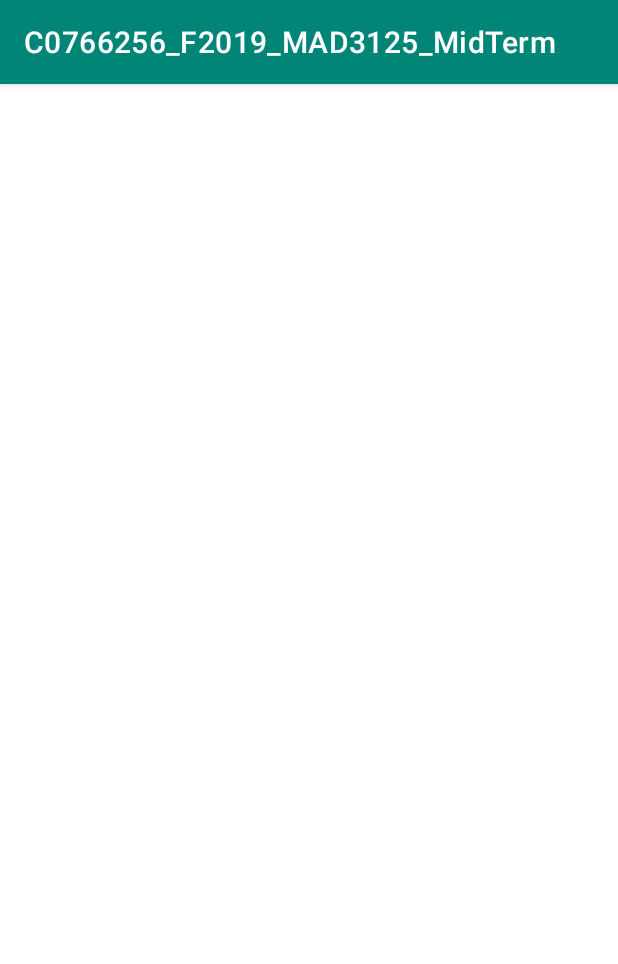
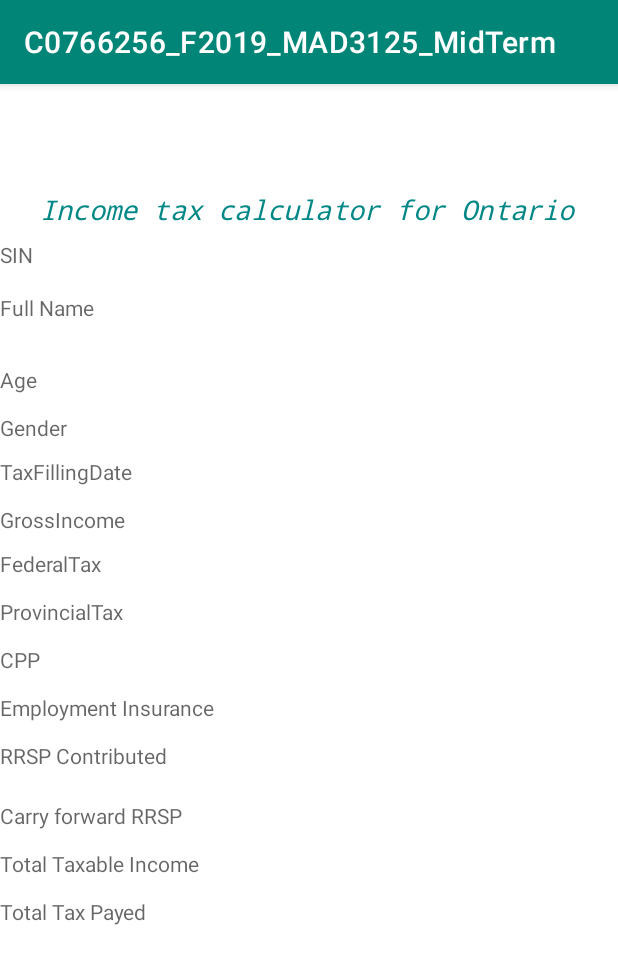
Before and after one commit to RajdeepK-03/C0766256_F2019_MAD3125_MidTerm1, an Android app: the TaxDetailsActivity screen opened directly, with no data from a screen before it, on a phone screen of 412 x 824 dp. Shown: the top 964 px of the screen. Run offline under Robolectric (Android 15) with nearby library versions, the phone set to English and light mode, and no system bars.

Commit message:
second screen design changes

```diff
--- a/app/src/main/res/layout/activity_tax_details.xml
+++ b/app/src/main/res/layout/activity_tax_details.xml
@@ -11,14 +11,135 @@
         android:layout_height="600dp"
         app:layout_constraintBottom_toBottomOf="parent"
         app:layout_constraintEnd_toEndOf="parent"
+        app:layout_constraintHorizontal_bias="0.0"
         app:layout_constraintStart_toStartOf="parent"
-        app:layout_constraintTop_toTopOf="parent">
+        app:layout_constraintTop_toTopOf="parent"
+        app:layout_constraintVertical_bias="0.282">
 
         <LinearLayout
             android:layout_width="match_parent"
             android:layout_height="wrap_content"
             android:orientation="vertical">
 
+            <TextView
+                android:id="@+id/editText"
+                android:layout_width="match_parent"
+                android:layout_height="wrap_content"
+                android:layout_marginStart="8dp"
+                android:layout_marginTop="24dp"
+                android:layout_marginEnd="8dp"
+                android:ems="10"
+                android:fontFamily="monospace"
+                android:inputType="textPersonName"
+                android:text="Income tax calculator for Ontario"
+                android:textAlignment="center"
+                android:textColor="@color/design_default_color_secondary_variant"
+                android:textSize="18sp"
+                android:textStyle="italic"
+                app:layout_constraintEnd_toEndOf="parent"
+                app:layout_constraintStart_toStartOf="parent"
+                app:layout_constraintTop_toTopOf="parent" />
+
+            <TextView
+                android:id="@+id/edSinNumber1"
+                android:layout_width="match_parent"
+                android:layout_height="wrap_content"
+                android:layout_marginTop="8dp"
+                android:layout_marginBottom="8dp"
+                android:hint="SIN" />
+
+            <TextView
+                android:id="@+id/txtFullName"
+                android:layout_width="match_parent"
+                android:layout_height="40dp"
+                android:layout_marginTop="8dp"
+                android:hint="Full Name" />
+
+            <TextView
+                android:id="@+id/txtAgeCal"
+                android:layout_width="match_parent"
+                android:layout_height="32dp"
+                android:layout_marginTop="8dp"
+                android:hint="Age" />
+
+            <TextView
+                android:id="@+id/RadioGender"
+                android:layout_width="match_parent"
+                android:layout_height="29dp"
+                android:hint="Gender" />
+
+            <TextView
+                android:id="@+id/txtFillingDate"
+                android:layout_width="match_parent"
+                android:layout_height="32dp"
+                android:hint="TaxFillingDate"
+                android:inputType="date" />
+
+            <TextView
+                android:id="@+id/edGrossIncomeCal"
+                android:layout_width="match_parent"
+                android:layout_height="29dp"
+                android:hint="GrossIncome"
+                android:inputType="numberDecimal" />
+
+            <TextView
+                android:id="@+id/txtFederalTaxCal"
+                android:layout_width="match_parent"
+                android:layout_height="32dp"
+                android:hint="FederalTax"
+                android:inputType="numberDecimal" />
+
+            <TextView
+                android:id="@+id/txtProvincialTaxCal"
+                android:layout_width="match_parent"
+                android:layout_height="32dp"
+                android:hint="ProvincialTax"
+                android:inputType="numberDecimal" />
+
+            <TextView
+                android:id="@+id/txtCPPCal"
+                android:layout_width="match_parent"
+                android:layout_height="32dp"
+                android:hint="CPP"
+                android:inputType="numberDecimal" />
+
+            <TextView
+                android:id="@+id/txtCalEI"
+                android:layout_width="match_parent"
+                android:layout_height="32dp"
+                android:hint="Employment Insurance"
+                android:inputType="numberDecimal" />
+
+
+            <TextView
+                android:id="@+id/txtRRSPCal"
+                android:layout_width="match_parent"
+                android:layout_height="40dp"
+                android:hint="RRSP Contributed"
+                android:inputType="numberDecimal" />
+
+            <TextView
+                android:id="@+id/txtCalCF-RRSP"
+                android:layout_width="match_parent"
+                android:layout_height="32dp"
+                android:hint="Carry forward RRSP"
+                android:inputType="numberDecimal" />
+
+            <TextView
+                android:id="@+id/txtTotalTaxableIncome"
+                android:layout_width="match_parent"
+                android:layout_height="32dp"
+                android:hint="Total Taxable Income"
+                android:inputType="numberDecimal" />
+
+
+            <TextView
+                android:id="@+id/txtTotalTaxPayed"
+                android:layout_width="match_parent"
+                android:layout_height="32dp"
+                android:hint="Total Tax Payed"
+                android:inputType="numberDecimal" />
+
         </LinearLayout>
     </ScrollView>
 </androidx.constraintlayout.widget.ConstraintLayout>
```
